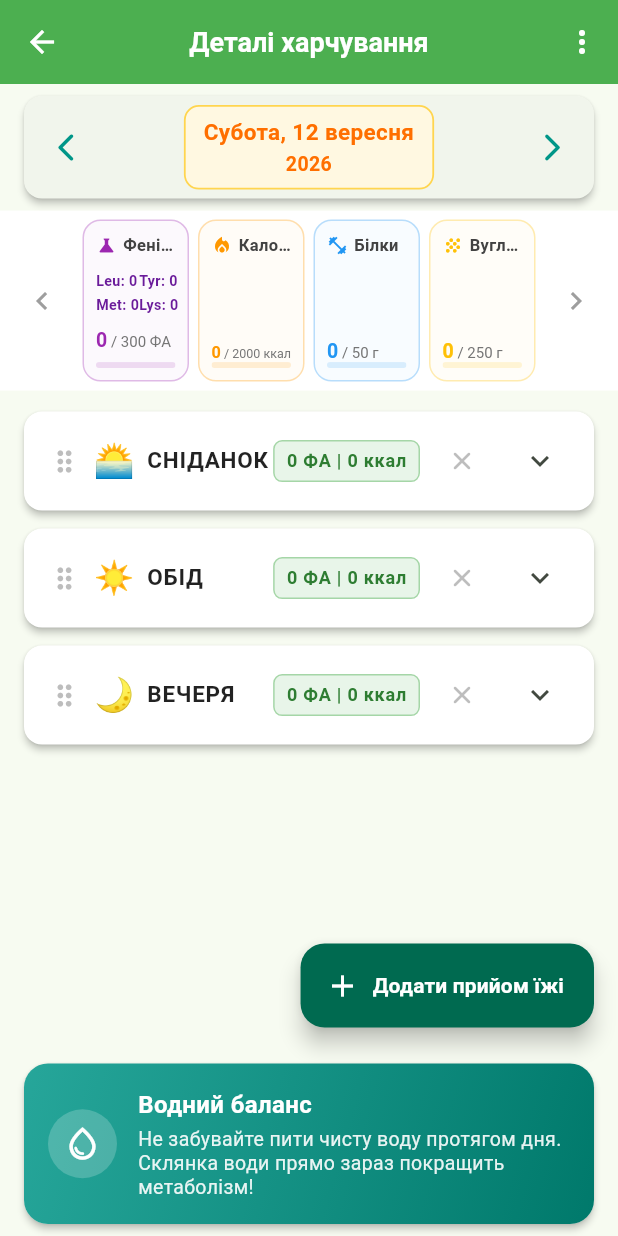
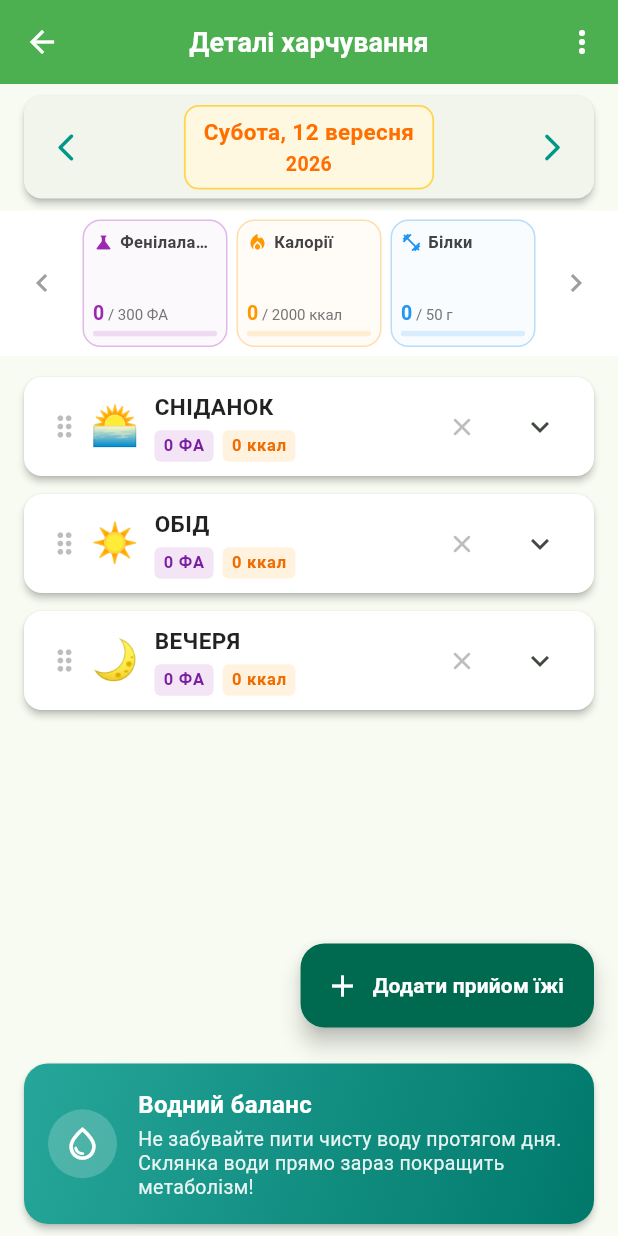
Before and after one commit to TarasMalai/my_diet, a Flutter app: the screen it shows after launch, after a tap on the "arrow forward ios" icon, after a tap on "Баланс за день", on a phone screen of 412 x 824 dp. Run offline on Flutter 3.47's test engine with Material 3 defaults, Android fonts, the phone set to English and light mode, and no system bars; our stand-ins replace shared_preferences.

Commit message:
Refactor: адаптація UI шапки прийому їжі та мобільної версії календаря

```diff
--- a/lib/widgets/food_details_screen_widget/daily_summary_bar_widget.dart
+++ b/lib/widgets/food_details_screen_widget/daily_summary_bar_widget.dart
@@ -1,7 +1,7 @@
 // ============================================================================
 // НАЗВА ФАЙЛУ: daily_summary_bar_widget.dart
 // ПРОЄКТ: Моя дієта
-// ПРИЗНАЧЕННЯ: Панель нутрієнтів з амінокислотами та каруселлю на 4 плитки
+// ПРИЗНАЧЕННЯ: Панель нутрієнтів з амінокислотами та каруселлю на 3/4 плитки
 // ============================================================================
 
 import 'package:flutter/material.dart';
@@ -10,7 +10,7 @@ import 'package:my_diet/models/summary_nutrient_item_model.dart';
 import 'package:my_diet/services/date_service.dart';
 import 'package:my_diet/services/diet_settings_service.dart';
 import 'package:my_diet/repositories/diet_repository.dart';
-import 'package:my_diet/services/summary_nutrient_factory.dart'; // <--- Новий імпорт
+import 'package:my_diet/services/summary_nutrient_factory.dart';
 import 'package:my_diet/widgets/food_details_screen_widget/daily_summary_bar_widget/summary_nutrient_tile_widget.dart';
 
 // ----------------------------------------------------------------------------
@@ -62,7 +62,7 @@ class _DailySummaryBarWidgetState extends State<DailySummaryBarWidget> {
               padding: const EdgeInsets.symmetric(vertical: 6.0, horizontal: 4.0),
               color: Colors.white,
               child: SizedBox(
-                height: 108,
+                height: 85,
                 child: Row(
                   children: [
                     IconButton(
@@ -74,7 +74,12 @@ class _DailySummaryBarWidgetState extends State<DailySummaryBarWidget> {
                     Expanded(
                       child: LayoutBuilder(
                         builder: (context, constraints) {
-                          const int visibleCount = 4;
+                          if (items.isEmpty) return const SizedBox();
+
+                          // Якщо ширина екрана < 600px (смартфон) — показуємо 3 плитки.
+                          // Якщо >= 600px (ПК/планшет) — показуємо 4 плитки.
+                          final int targetCount = constraints.maxWidth < 600 ? 3 : 4;
+                          final int visibleCount = targetCount > items.length ? items.length : targetCount;
 
                           List<Widget> visibleCards = [];
                           for (int i = 0; i < visibleCount; i++) {
--- a/lib/widgets/food_details_screen_widget/daily_summary_bar_widget/summary_nutrient_tile_widget.dart
+++ b/lib/widgets/food_details_screen_widget/daily_summary_bar_widget/summary_nutrient_tile_widget.dart
@@ -32,7 +32,7 @@ class SummaryNutrientTileWidget extends StatelessWidget {
         : '';
 
     return Container(
-      padding: const EdgeInsets.all(8.0),
+      padding: const EdgeInsets.symmetric(horizontal: 6.0, vertical: 6.0),
       decoration: BoxDecoration(
         color: bgColor,
         borderRadius: BorderRadius.circular(12),
@@ -58,36 +58,9 @@ class SummaryNutrientTileWidget extends StatelessWidget {
             ],
           ),
 
-          // [2] Блок додаткових амінокислот всередині плитки Фенілаланіну
-          if (item.aminoMap != null)
-            Padding(
-              padding: const EdgeInsets.symmetric(vertical: 2.0),
-              child: Row(
-                mainAxisAlignment: MainAxisAlignment.spaceAround,
-                children: [
-                  Column(
-                    crossAxisAlignment: CrossAxisAlignment.start,
-                    children: [
-                      _buildAminoLabel('Leu', item.aminoMap!['Leu']!),
-                      const SizedBox(height: 2),
-                      _buildAminoLabel('Met', item.aminoMap!['Met']!),
-                    ],
-                  ),
-                  Column(
-                    crossAxisAlignment: CrossAxisAlignment.start,
-                    children: [
-                      _buildAminoLabel('Tyr', item.aminoMap!['Tyr']!),
-                      const SizedBox(height: 2),
-                      _buildAminoLabel('Lys', item.aminoMap!['Lys']!),
-                    ],
-                  ),
-                ],
-              ),
-            )
-          else
-            const Spacer(),
+          const Spacer(),
 
-          // [3] Числове значення та ціль
+          // [2] Числове значення та ціль (з масштабуванням при великих числах)
           FittedBox(
             fit: BoxFit.scaleDown,
             alignment: Alignment.centerLeft,
@@ -113,7 +86,9 @@ class SummaryNutrientTileWidget extends StatelessWidget {
             ),
           ),
 
-          // [4] Прогрес-бар (відображається тільки якщо встановлено ціль)
+          const SizedBox(height: 4),
+
+          // [3] Прогрес-бар (відображається тільки якщо встановлено ціль)
           if (hasTarget)
             ClipRRect(
               borderRadius: BorderRadius.circular(3),
@@ -130,13 +105,4 @@ class SummaryNutrientTileWidget extends StatelessWidget {
       ),
     );
   }
-
-  /// Вкладений метод для побудови текстового підпису амінокислоти
-  Widget _buildAminoLabel(String name, double val) {
-    final String valStr = val % 1 == 0 ? val.toInt().toString() : val.toStringAsFixed(1);
-    return Text(
-      '$name: $valStr',
-      style: TextStyle(fontSize: 9.5, fontWeight: FontWeight.w600, color: Colors.purple.shade800),
-    );
-  }
 }
--- a/lib/widgets/food_details_screen_widget/meal_card_widget/meal_header_widget.dart
+++ b/lib/widgets/food_details_screen_widget/meal_card_widget/meal_header_widget.dart
@@ -63,49 +63,59 @@ class MealHeaderWidget extends StatelessWidget {
     final totalKcal = meal.totalCalories.toStringAsFixed(0);
 
     return Row(
+      crossAxisAlignment: CrossAxisAlignment.center,
       children: [
         // [ВУЗОЛ 1.3.1]: ІКОНКА ПЕРЕТЯГУВАННЯ (Drag Indicator)
-        // Дозволяє затискати та перетягувати картку у ReorderableListView
         ReorderableDragStartListener(
           index: index,
           child: Padding(
-            padding: const EdgeInsets.only(right: 8.0),
+            padding: const EdgeInsets.only(right: 6.0),
             child: Icon(Icons.drag_indicator_rounded, color: Colors.grey.shade400, size: 22),
           ),
         ),
 
-        // [ВУЗОЛ 1.3.2]: ЕМОДЗІ ТА НАЗВА ПРИЙОМУ ЇЖІ
-        Text(_mealEmoji, style: const TextStyle(fontSize: 22)),
-        const SizedBox(width: 8.0),
+        // [ВУЗОЛ 1.3.2]: ЕМОДЗІ ПРИЙОМУ ЇЖІ (По центру висоти двох рядків)
+        Text(_mealEmoji, style: const TextStyle(fontSize: 26)),
+        const SizedBox(width: 10.0),
+
+        // [ВУЗОЛ 1.3.3]: ЦЕНТРАЛЬНИЙ БЛОК (Два рядки: Назва + Нутрієнти)
         Expanded(
-          child: Text(
+          child: Column(
+            crossAxisAlignment: CrossAxisAlignment.start,
+            mainAxisAlignment: MainAxisAlignment.center,
+            children: [
+              // РЯДОК 1: Назва прийому їжі
+              Text(
                 meal.title,
                 style: const TextStyle(
                   fontWeight: FontWeight.bold,
                   color: Colors.black87,
                   fontSize: 15,
-              letterSpacing: 0.5,
+                  letterSpacing: 0.3,
                 ),
+                maxLines: 1,
+                overflow: TextOverflow.ellipsis,
+              ),
+              const SizedBox(height: 3.0),
+
+              // РЯДОК 2: Плашки/Чипи нутрієнтів (готово до розширення жирами/вуглеводами)
+              Wrap(
+                spacing: 6.0,
+                runSpacing: 2.0,
+                children: [
+                  _buildNutrientBadge('$totalPhe ФА', Colors.purple.shade700, Colors.purple.shade50),
+                  _buildNutrientBadge('$totalKcal ккал', Colors.orange.shade800, Colors.orange.shade50),
+                  // Зауваження: Сюди легко додати БЖУ в майбутньому, наприклад:
+                  // _buildNutrientBadge('12г Б', Colors.blue.shade800, Colors.blue.shade50),
+                ],
+              ),
+            ],
           ),
         ),
 
-        // [ВУЗОЛ 1.3.3]: БЛОК ЗАГАЛЬНОГО ПІДСУМКУ (ФА та ккал)
-        Container(
-          padding: const EdgeInsets.symmetric(horizontal: 8.0, vertical: 4.0),
-          decoration: BoxDecoration(
-            color: Colors.green.shade50,
-            borderRadius: BorderRadius.circular(6.0),
-            border: Border.all(color: Colors.green.shade200),
-          ),
-          child: Text(
-            '$totalPhe ФА | $totalKcal ккал',
-            style: TextStyle(fontWeight: FontWeight.bold, color: Colors.green.shade800, fontSize: 12),
-          ),
-        ),
+        const SizedBox(width: 6.0),
 
-        const SizedBox(width: 4.0),
-
-        // [ВУЗОЛ 1.3.4]: КНОПКА ВИДАЛЕННЯ ПРИЙОМУ ЇЖІ (Хрестик)
+        // [ВУЗОЛ 1.3.4]: КНОПКА ВИДАЛЕННЯ ПРИЙОМУ ЇЖІ (Хрестик по центру)
         IconButton(
           icon: Icon(Icons.close_rounded, color: Colors.grey.shade400, size: 20),
           onPressed: () => _confirmDelete(context),
@@ -116,4 +126,16 @@ class MealHeaderWidget extends StatelessWidget {
       ],
     );
   }
+
+  // Допоміжний метод для створення компактних чипів нутрієнтів
+  Widget _buildNutrientBadge(String text, Color textColor, Color bgColor) {
+    return Container(
+      padding: const EdgeInsets.symmetric(horizontal: 6.0, vertical: 2.0),
+      decoration: BoxDecoration(color: bgColor, borderRadius: BorderRadius.circular(4.0)),
+      child: Text(
+        text,
+        style: TextStyle(fontWeight: FontWeight.w600, color: textColor, fontSize: 11),
+      ),
+    );
   }
+}
```
Also changed, not shown: lib/widgets/common_widget/calendar_widget/date_picker_dialog_widget.dart (+162 -89 lines), screen_1.png (deleted), screen_2.png (deleted), screen_4.png (deleted), 2 other files. Lines whose indentation alone changed are shown as unchanged.
